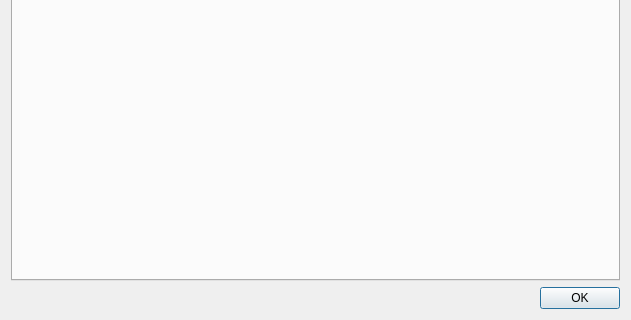
ameily/WarRoom, file waredit/forms/designer/WarPageViewerDialog.ui: the form before one commit; both pictures show x 0 to 631 and y 225 to 545 of the 631 by 545 pixel window.
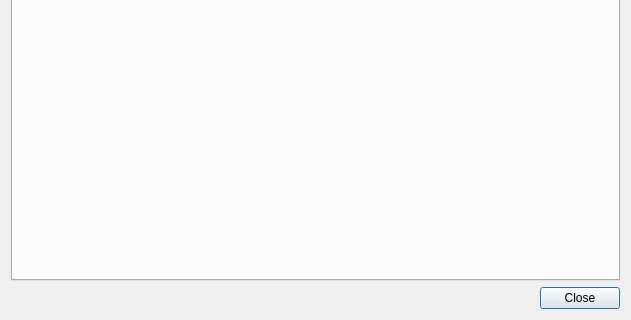
The form after the commit. Custom widgets are drawn as their Qt base class.

Commit message: updated to use a close button

The edit to the form file:
```diff
--- a/waredit/forms/designer/WarPageViewerDialog.ui
+++ b/waredit/forms/designer/WarPageViewerDialog.ui
@@ -20,7 +20,7 @@
    <item>
     <widget class="QDialogButtonBox" name="buttonBox">
      <property name="standardButtons">
-      <set>QDialogButtonBox::Ok</set>
+      <set>QDialogButtonBox::Close</set>
      </property>
     </widget>
    </item>
```
The commit also changes 1 other file.
